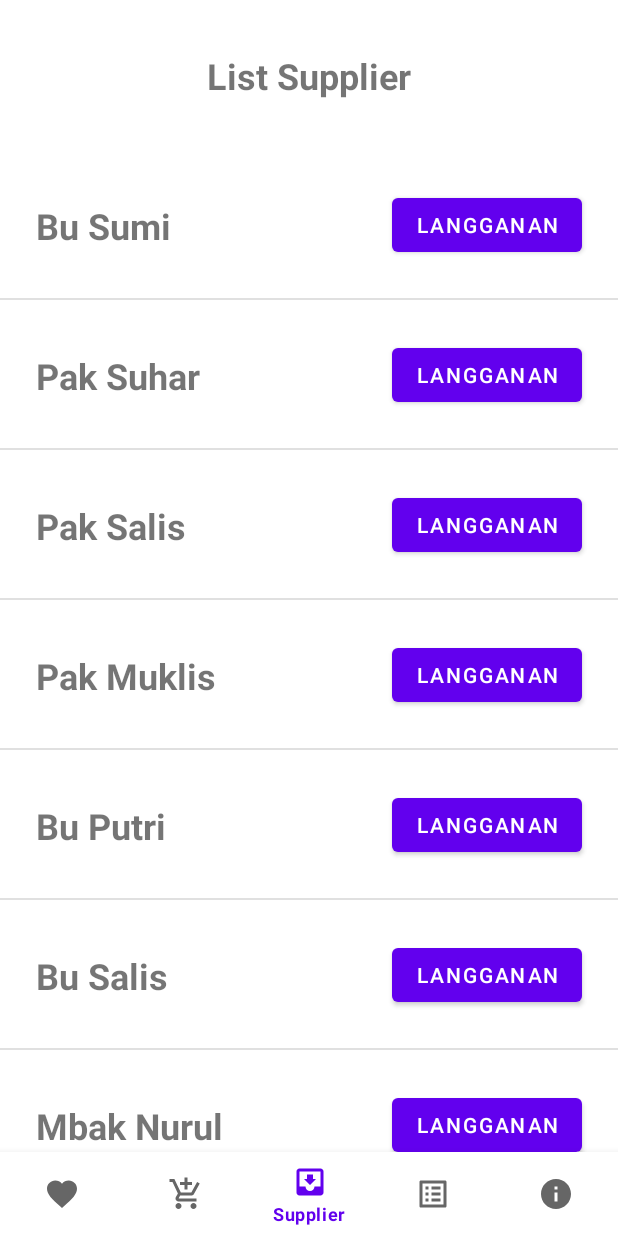
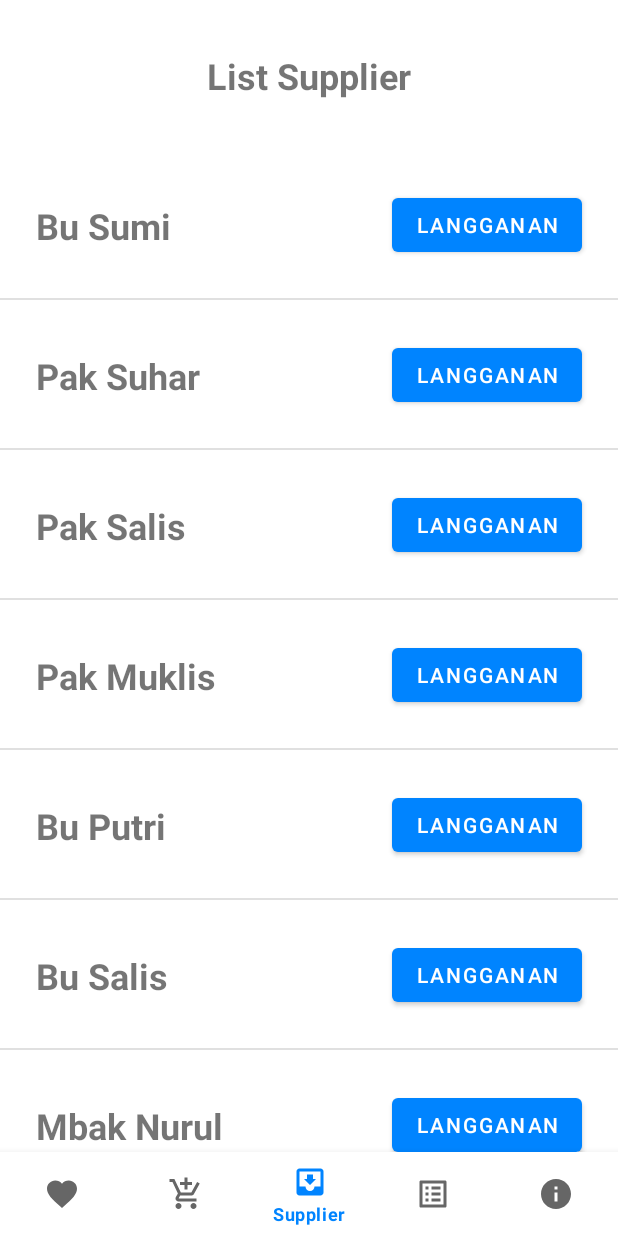
Before and after one commit to az-ka/Aplikasi-Kasir-Menggunakan-Kotlin, an Android app: the MainActivity screen opened directly, with no data from a screen before it, item 3 of the bottom bar chosen, on a phone screen of 412 x 824 dp. Run offline under Robolectric (Android 15) with nearby library versions, the phone set to English and light mode, and no system bars; our stand-ins replace navigation-ui.

Commit message:
Update Color

```diff
--- a/app/src/main/res/values/colors.xml
+++ b/app/src/main/res/values/colors.xml
@@ -1,7 +1,7 @@
 <?xml version="1.0" encoding="utf-8"?>
 <resources>
     <color name="purple_200">#FFBB86FC</color>
-    <color name="purple_500">#FF6200EE</color>
+    <color name="purple_500">#0084FF</color>
     <color name="purple_700">#FF3700B3</color>
     <color name="teal_200">#FF03DAC5</color>
     <color name="teal_700">#FF018786</color>
```
